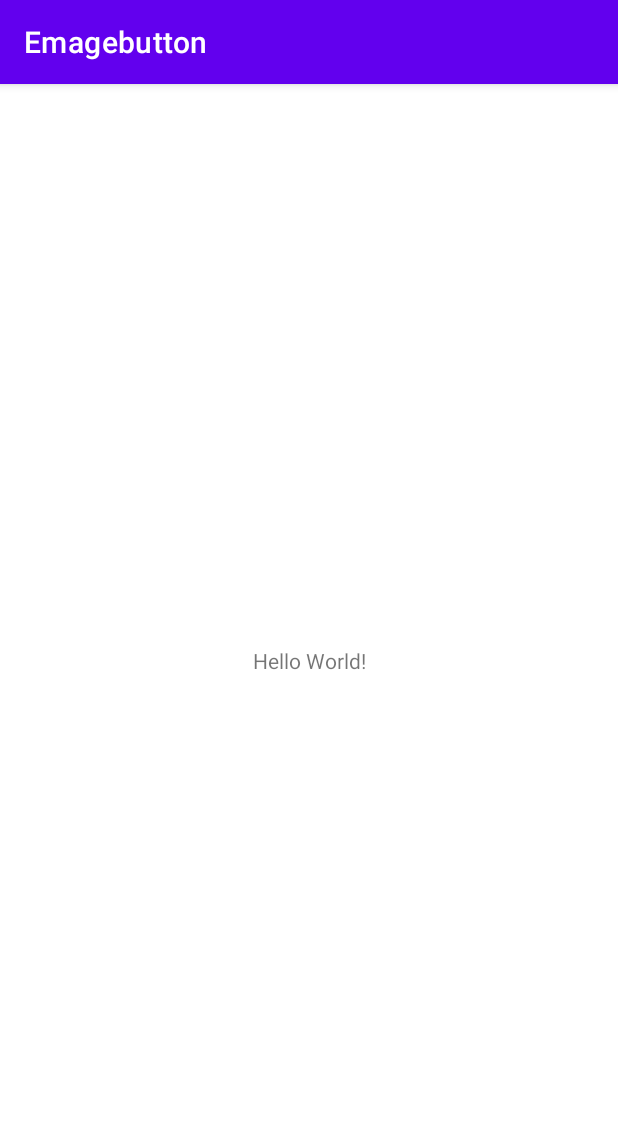
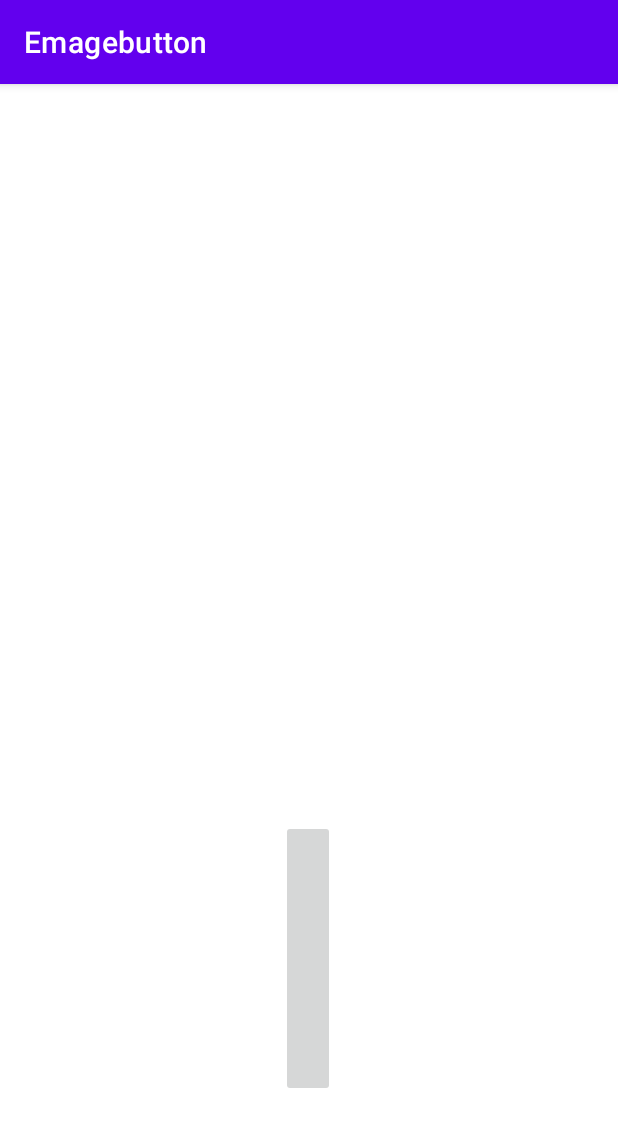
Before and after one commit to yonataniluz12/Imageview1, an Android app: the screen it shows after launch (MainActivity), on a phone screen of 412 x 824 dp. Shown: the top 1127 px of the screen. Run offline under Robolectric (Android 15) with nearby library versions, the phone set to English and light mode, and no system bars.

Commit message:
Project approval

```diff
--- a/Emagebutton/app/src/main/java/com/example/emagebutton/MainActivity.java
+++ b/Emagebutton/app/src/main/java/com/example/emagebutton/MainActivity.java
@@ -3,12 +3,36 @@ package com.example.emagebutton;
 import androidx.appcompat.app.AppCompatActivity;
 
 import android.os.Bundle;
+import android.view.View;
+import android.widget.ImageButton;
+import android.widget.ImageView;
 
 public class MainActivity extends AppCompatActivity {
-
+    ImageView iv ;
+    ImageButton ib ;
+    int num ;
     @Override
     protected void onCreate(Bundle savedInstanceState) {
         super.onCreate(savedInstanceState);
         setContentView(R.layout.activity_main);
+        iv = findViewById(R.id.iv);
+        ib = findViewById(R.id.ib);
+    }
+
+    public void go(View view) {
+        ib.setImageResource(R.drawable.click);
+        num = (int) (101 * Math.random())%3 + 1 ;
+        if (num == 1){
+            iv.setImageResource(R.drawable.ferrari);
+            ib.setImageResource(R.drawable.one);
+        }
+        else if (num == 12){
+            iv.setImageResource(R.drawable.lamborghini);
+            ib.setImageResource(R.drawable.two);
+        }
+        else {
+            iv.setImageResource(R.drawable.bugatti);
+            ib.setImageResource(R.drawable.three);
+        }
     }
 }
--- a/Emagebutton/app/src/main/res/layout/activity_main.xml
+++ b/Emagebutton/app/src/main/res/layout/activity_main.xml
@@ -6,13 +6,56 @@
     android:layout_height="match_parent"
     tools:context=".MainActivity">
 
-    <TextView
-        android:layout_width="wrap_content"
-        android:layout_height="wrap_content"
-        android:text="Hello World!"
-        app:layout_constraintBottom_toBottomOf="parent"
-        app:layout_constraintLeft_toLeftOf="parent"
-        app:layout_constraintRight_toRightOf="parent"
-        app:layout_constraintTop_toTopOf="parent" />
+    <LinearLayout
+        android:layout_width="match_parent"
+        android:layout_height="match_parent"
+        android:orientation="horizontal">
 
+        <Space
+            android:layout_width="0dp"
+            android:layout_height="match_parent"
+            android:layout_weight="15" />
+
+        <LinearLayout
+            android:layout_width="wrap_content"
+            android:layout_height="match_parent"
+            android:layout_weight="1"
+            android:orientation="vertical">
+
+            <Space
+                android:layout_width="match_parent"
+                android:layout_height="0dp"
+                android:layout_weight="30" />
+
+            <ImageView
+                android:id="@+id/iv"
+                android:layout_width="match_parent"
+                android:layout_height="wrap_content"
+                android:layout_weight="45" />
+
+            <Space
+                android:layout_width="match_parent"
+                android:layout_height="0dp"
+                android:layout_weight="5" />
+
+            <ImageButton
+                android:id="@+id/ib"
+                android:layout_width="match_parent"
+                android:layout_height="0dp"
+                android:onClick="go"
+                android:layout_weight="30" />
+
+            <Space
+                android:layout_width="match_parent"
+                android:layout_height="0dp"
+                android:layout_weight="15" />
+
+        </LinearLayout>
+
+        <Space
+            android:layout_width="0dp"
+            android:layout_height="match_parent"
+            android:layout_weight="15" />
+
+    </LinearLayout>
 </androidx.constraintlayout.widget.ConstraintLayout>
```
Also changed, not shown: Emagebutton/app/src/main/res/drawable/bugatti.png (added), Emagebutton/app/src/main/res/drawable/click.png (added), Emagebutton/app/src/main/res/drawable/ferrari.png (added), Emagebutton/app/src/main/res/drawable/lamborghini.png (added), Emagebutton/app/src/main/res/drawable/one.png (added), Emagebutton/app/src/main/res/drawable/three.png (added), Emagebutton/app/src/main/res/drawable/two.png (added).
